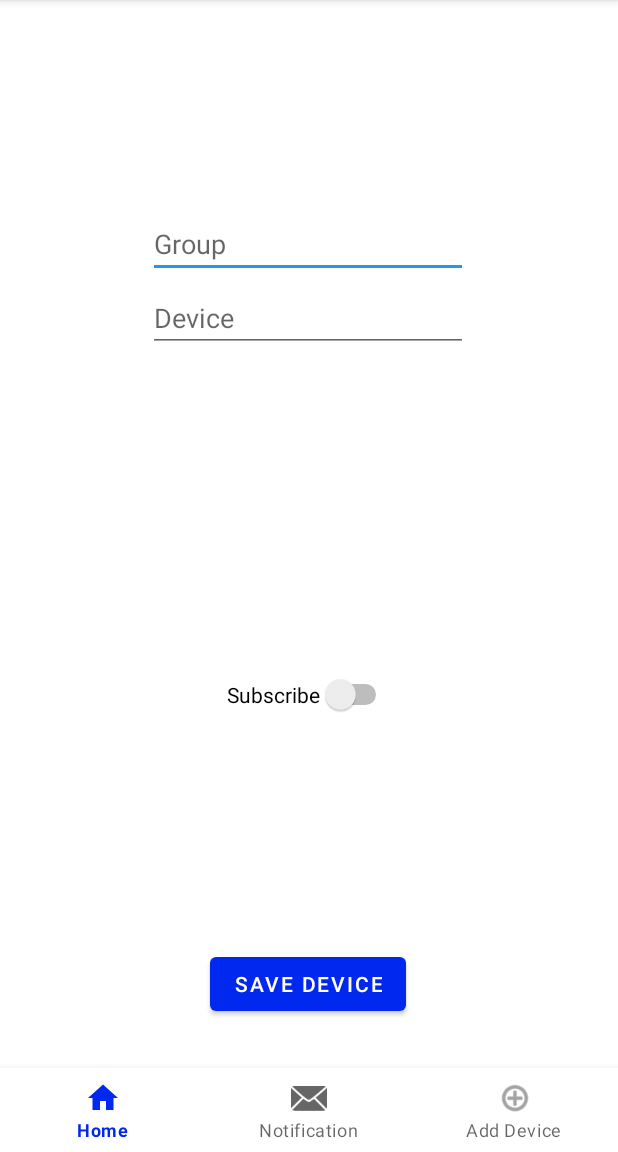
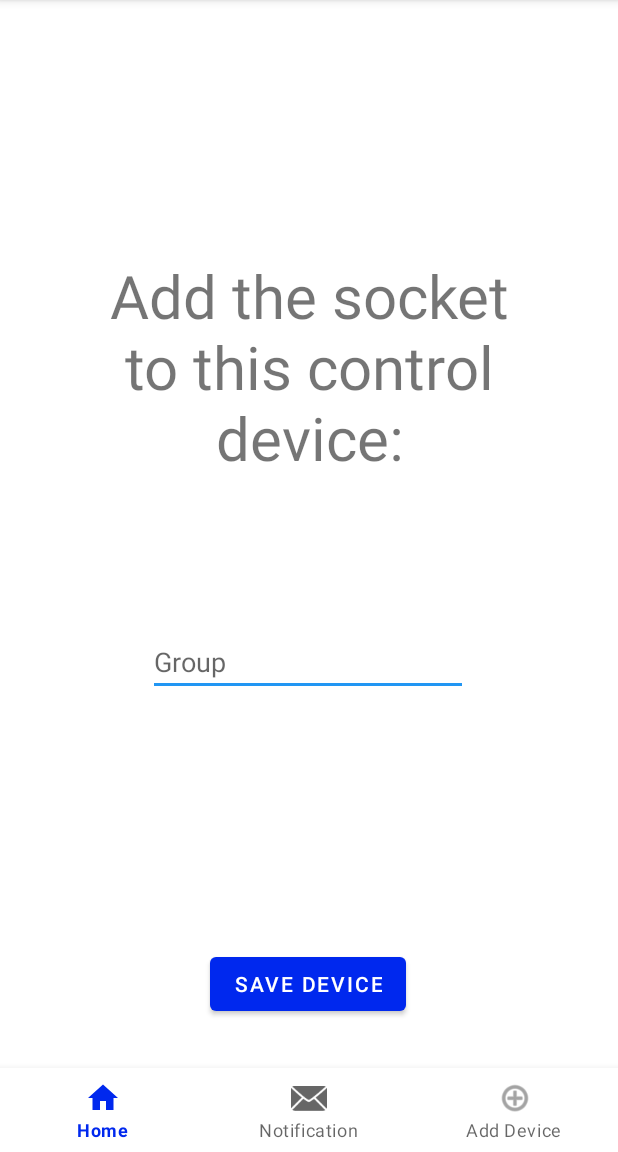
Before and after one commit to flogriesser/SmartHomeMQTT, an Android app: the AddSocket screen opened directly, with no data from a screen before it, on a phone screen of 412 x 824 dp, the part 84-1236 px from its top. Run offline under Robolectric (Android 15) with nearby library versions, the phone set to English and light mode, and no system bars; libraries missing offline, so code that uses them is left out: org.eclipse.paho.

Commit message:
Add Socket to Control Device Feature. New Layout for add Socket.

```diff
--- a/app/src/main/java/com/example/smarthomemqtt/AddDevices/AddDeviceActivity.java
+++ b/app/src/main/java/com/example/smarthomemqtt/AddDevices/AddDeviceActivity.java
@@ -46,7 +46,7 @@ public class AddDeviceActivity extends AppCompatActivity {
                 String Group = group_text.getText().toString();
                 device_text = findViewById(R.id.device_text);
                 String Device = device_text.getText().toString();
-                boolean exist = true;
+                boolean DeviceAvailable = true;
                 Switch Subscribe = (Switch) findViewById(R.id.SubscribeButton);
 
                 FileInputStream fis = null;
@@ -59,7 +59,7 @@ public class AddDeviceActivity extends AppCompatActivity {
                         String[] line = text.split(",");
                         if(line[0].equals(Group) &&
                                 line[1].equals(Device)){
-                            exist = false;
+                            DeviceAvailable = false;
                         }
                     }
                 } catch (FileNotFoundException e) {
@@ -76,7 +76,7 @@ public class AddDeviceActivity extends AppCompatActivity {
                     }
                 }
 
-                if(exist) {
+                if(DeviceAvailable) {
                     // Save device and groupname to file
                     FileOutputStream fos = null;
                     try {
--- /dev/null
+++ b/app/src/main/res/layout/add_socket.xml
@@ -0,0 +1,57 @@
+<?xml version="1.0" encoding="utf-8"?>
+<androidx.constraintlayout.widget.ConstraintLayout xmlns:android="http://schemas.android.com/apk/res/android"
+    xmlns:app="http://schemas.android.com/apk/res-auto"
+    android:id="@+id/g"
+    android:layout_width="match_parent"
+    android:layout_height="match_parent">
+
+    <EditText
+        android:id="@+id/group_text"
+        android:layout_width="wrap_content"
+        android:layout_height="wrap_content"
+        android:layout_marginTop="400dp"
+        android:layout_marginBottom="286dp"
+        android:autofillHints=""
+        android:ems="10"
+        android:hint="@string/group_text"
+        android:inputType="textPersonName"
+        app:layout_constraintBottom_toBottomOf="parent"
+        app:layout_constraintEnd_toEndOf="parent"
+        app:layout_constraintHorizontal_bias="0.497"
+        app:layout_constraintStart_toStartOf="parent"
+        app:layout_constraintTop_toTopOf="parent" />
+
+    <Button
+        android:id="@+id/ownDeviceButton"
+        android:layout_width="wrap_content"
+        android:layout_height="wrap_content"
+        android:layout_marginBottom="88dp"
+        android:text="@string/save_device_button"
+        app:layout_constraintBottom_toBottomOf="parent"
+        app:layout_constraintEnd_toEndOf="parent"
+        app:layout_constraintHorizontal_bias="0.498"
+        app:layout_constraintStart_toStartOf="parent" />
+
+    <TextView
+        android:id="@+id/textView3"
+        android:layout_width="281dp"
+        android:layout_height="174dp"
+        android:layout_marginTop="170dp"
+        android:text="@string/AddSocketTipp"
+        android:textAlignment="center"
+        android:textSize="40sp"
+        app:layout_constraintEnd_toEndOf="parent"
+        app:layout_constraintHorizontal_bias="0.5"
+        app:layout_constraintStart_toStartOf="parent"
+        app:layout_constraintTop_toTopOf="parent" />
+
+    <com.google.android.material.bottomnavigation.BottomNavigationView
+        android:id="@+id/navigation"
+        android:layout_width="fill_parent"
+        android:layout_height="wrap_content"
+        app:layout_constraintBottom_toBottomOf="parent"
+        app:layout_constraintHorizontal_bias="0.5"
+        app:menu="@menu/bottom_navigation_menu"/>
+
+
+</androidx.constraintlayout.widget.ConstraintLayout>
--- a/app/src/main/res/values/strings.xml
+++ b/app/src/main/res/values/strings.xml
@@ -6,6 +6,7 @@
     <string name="password">SmartHomeMQTT.password</string>
     <string name="checkbox">SmartHomeMQTT.checkbox</string>
     <string name="ControlDeviceText">Add your Control Device:</string>
+    <string name="AddSocketTipp">Add the socket to this control device:</string>
     <string name="save_device_button">Save Device</string>
     <string name="group_text">Group</string>
     <string name="device_text">Device</string>
```
Also changed, not shown: app/src/main/java/com/example/smarthomemqtt/AddDevices/AddSocket.java (+72 -19 lines), app/src/main/java/com/example/smarthomemqtt/Constants.java (+1 -11 lines).
